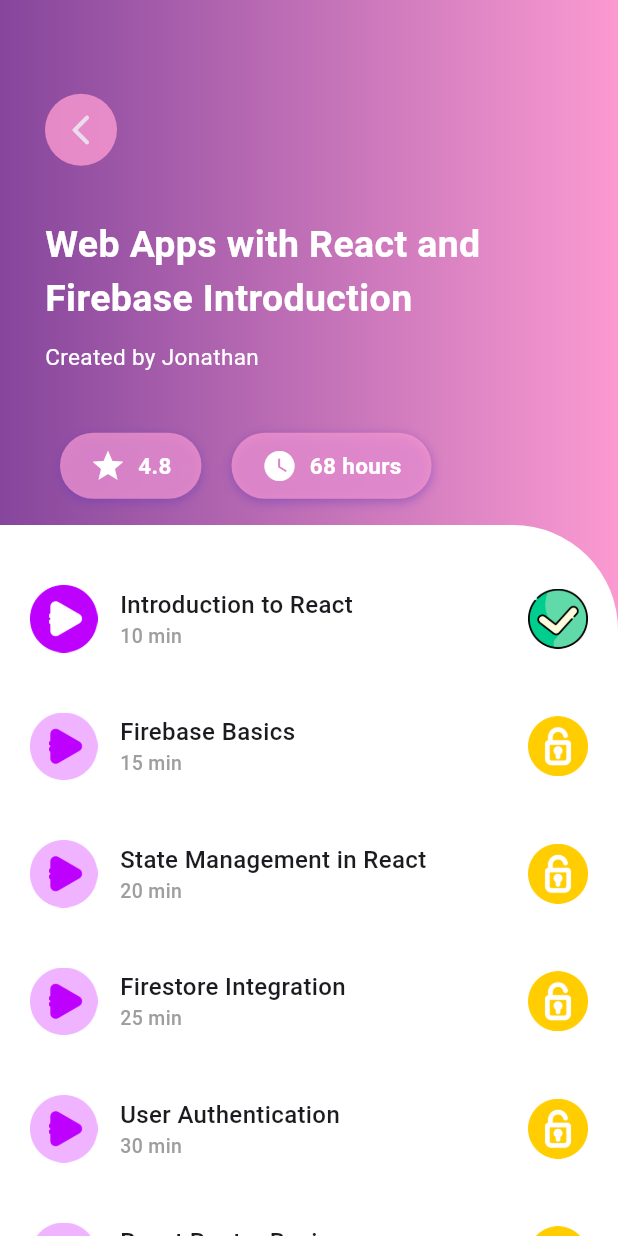
After one commit to MenouraIlyes/ya9in, a Flutter app: the CourseDetailsScreen screen opened directly, on a phone screen of 412 x 824 dp. The commit adds this screen. Run offline on Flutter 3.47's test engine with Material 3 defaults, Android fonts, the phone set to English and light mode, and no system bars; our stand-ins replace cloud_firestore, country_picker, firebase_auth, firebase_core, flutter_svg, google_nav_bar and 2 more; accounts and stored records are empty; network calls fail.

Commit message:
Course_Details_screen

```diff
--- /dev/null
+++ b/lib/models/lesson.dart
@@ -0,0 +1,108 @@
+class Lesson {
+  final String title;
+  final String videoUrl;
+  final int duration;
+  final String description;
+  bool isCompleted;
+
+  Lesson({
+    required this.title,
+    required this.videoUrl,
+    required this.duration,
+    required this.description,
+    this.isCompleted = false,
+  });
+
+  factory Lesson.fromMap(Map<String, dynamic> map) {
+    return Lesson(
+      title: map['title'],
+      videoUrl: map['videoUrl'],
+      duration: map['duration'],
+      description: map['description'],
+      isCompleted: map['isCompleted'] ?? false,
+    );
+  }
+
+  Map<String, dynamic> toMap() {
+    return {
+      'title': title,
+      'videoUrl': videoUrl,
+      'duration': duration,
+      'description': description,
+      'isCompleted': isCompleted,
+    };
+  }
+}
+
+List<Lesson> lessonList = [
+  Lesson(
+    title: 'Introduction to React',
+    videoUrl: 'https://example.com/video1.mp4',
+    duration: 10,
+    description: 'An introductory lesson on React.',
+    isCompleted: true,
+  ),
+  Lesson(
+    title: 'Firebase Basics',
+    videoUrl: 'https://example.com/video2.mp4',
+    duration: 15,
+    description: 'A basic introduction to Firebase.',
+    isCompleted: false,
+  ),
+  Lesson(
+    title: 'State Management in React',
+    videoUrl: 'https://example.com/video3.mp4',
+    duration: 20,
+    description: 'Understanding state management in React.',
+    isCompleted: false,
+  ),
+  Lesson(
+    title: 'Firestore Integration',
+    videoUrl: 'https://example.com/video4.mp4',
+    duration: 25,
+    description: 'Integrating Firestore with React.',
+    isCompleted: false,
+  ),
+  Lesson(
+    title: 'User Authentication',
+    videoUrl: 'https://example.com/video5.mp4',
+    duration: 30,
+    description: 'Implementing user authentication with Firebase.',
+    isCompleted: false,
+  ),
+  Lesson(
+    title: 'React Router Basics',
+    videoUrl: 'https://example.com/video6.mp4',
+    duration: 18,
+    description: 'Navigating between pages using React Router.',
+    isCompleted: false,
+  ),
+  Lesson(
+    title: 'Building Reusable Components',
+    videoUrl: 'https://example.com/video7.mp4',
+    duration: 22,
+    description: 'Creating reusable components in React.',
+    isCompleted: false,
+  ),
+  Lesson(
+    title: 'Advanced Firebase Functions',
+    videoUrl: 'https://example.com/video8.mp4',
+    duration: 35,
+    description: 'Exploring advanced functions in Firebase.',
+    isCompleted: false,
+  ),
+  Lesson(
+    title: 'Performance Optimization',
+    videoUrl: 'https://example.com/video9.mp4',
+    duration: 28,
+    description: 'Optimizing performance in React applications.',
+    isCompleted: false,
+  ),
+  Lesson(
+    title: 'Deployment and Hosting',
+    videoUrl: 'https://example.com/video10.mp4',
+    duration: 40,
+    description: 'Deploying and hosting React applications.',
+    isCompleted: false,
+  ),
+];
--- a/lib/screens/account_screen.dart
+++ b/lib/screens/account_screen.dart
@@ -74,7 +74,7 @@
             SizedBox(height: 30),
             CustomHeading(
               title: 'Account',
-              subTitle: '${user!.role}',
+              subTitle: '${user?.role}',
               color: Colors.black,
             ),
 
--- /dev/null
+++ b/lib/screens/course_details_screen.dart
@@ -0,0 +1,132 @@
+import 'package:flutter/material.dart';
+import 'package:ya9in/models/course.dart';
+import 'package:ya9in/models/lesson.dart';
+import 'package:ya9in/shared/colors.dart';
+import 'package:ya9in/widgets/custom_categories_button.dart';
+import 'package:ya9in/widgets/custom_heading.dart';
+import 'package:ya9in/widgets/custom_lesson_card.dart';
+
+class CourseDetailsScreen extends StatefulWidget {
+  const CourseDetailsScreen({super.key});
+
+  @override
+  State<CourseDetailsScreen> createState() => _CourseDetailsScreenState();
+}
+
+class _CourseDetailsScreenState extends State<CourseDetailsScreen> {
+  Widget getBody() {
+    return Container(
+      // background color
+      decoration: BoxDecoration(
+        gradient: LinearGradient(
+          colors: [
+            appPrimary,
+            appTeriatery,
+          ],
+        ),
+      ),
+      child: Column(
+        children: [
+          // Top section
+          Container(
+            padding: EdgeInsets.only(top: 50, left: 30, right: 30),
+            width: MediaQuery.of(context).size.width,
+            height: 350,
+            child: Column(
+              crossAxisAlignment: CrossAxisAlignment.start,
+              mainAxisAlignment: MainAxisAlignment.spaceEvenly,
+              children: [
+                // back button
+                Opacity(
+                  opacity: 0.8,
+                  child: Container(
+                    decoration: BoxDecoration(
+                      color: appTeriatery,
+                      shape: BoxShape.circle,
+                    ),
+                    child: IconButton(
+                      icon: Icon(
+                        Icons.arrow_back_ios_new_rounded,
+                        color: appWhite,
+                      ),
+                      onPressed: () {
+                        Navigator.pop(context);
+                      },
+                    ),
+                  ),
+                ),
+                SizedBox(height: 10),
+                // title of the course
+                CustomHeading(
+                  title: 'Web Apps with React and Firebase Introduction',
+                  subTitle: 'Created by Jonathan',
+                  color: appWhite,
+                ),
+
+                SizedBox(height: 10),
+                Row(
+                  children: [
+                    // rating
+                    Padding(
+                      padding: const EdgeInsets.only(
+                          left: 10, right: 10, top: 5, bottom: 5),
+                      child: CustomCategoriesButton(
+                        title: '4.8',
+                        icon: Icons.star,
+                      ),
+                    ),
+
+                    // number of hours
+                    Padding(
+                      padding: const EdgeInsets.only(
+                          left: 10, right: 10, top: 5, bottom: 5),
+                      child: CustomCategoriesButton(
+                        title: '68 hours',
+                        icon: Icons.watch_later,
+                      ),
+                    ),
+                  ],
+                )
+              ],
+            ),
+          ),
+
+          // white card
+          Expanded(
+            child: ClipRRect(
+              borderRadius: BorderRadius.only(
+                topRight: Radius.circular(70),
+              ),
+              child: Container(
+                decoration: BoxDecoration(
+                  color: appWhite,
+                ),
+                child: ListView.separated(
+                  shrinkWrap: true,
+                  padding:
+                      EdgeInsets.only(top: 40, bottom: 40, right: 20, left: 20),
+                  itemBuilder: (context, index) {
+                    return CustomLessonCard(
+                      lesson: lessonList[index],
+                    );
+                  },
+                  separatorBuilder: (context, index) {
+                    return SizedBox(height: 40);
+                  },
+                  itemCount: lessonList.length,
+                ),
+              ),
+            ),
+          )
+        ],
+      ),
+    );
+  }
+
+  @override
+  Widget build(BuildContext context) {
+    return Scaffold(
+      body: getBody(),
+    );
+  }
+}
--- a/lib/screens/home_screen.dart
+++ b/lib/screens/home_screen.dart
@@ -68,7 +68,7 @@
                                 Provider.of<UserProvider>(context);
                             final user = userProvider.user;
                             if (user == null) {
-                              return Text('No user data found');
+                              return CircularProgressIndicator();
                             } else {
                               return Row(
                                 mainAxisAlignment:
--- a/lib/widgets/custom_categories_button.dart
+++ b/lib/widgets/custom_categories_button.dart
@@ -5,9 +5,11 @@
   const CustomCategoriesButton({
     Key? key,
     required this.title,
+    this.icon,
   }) : super(key: key);
 
   final String title;
+  final IconData? icon;
 
   @override
   Widget build(BuildContext context) {
@@ -33,7 +35,16 @@
               )
             ],
           ),
-          child: Text(
+          child: Row(mainAxisSize: MainAxisSize.min, children: [
+            // icon
+            if (icon != null) // Check if the icon is provided
+              Icon(
+                icon,
+                color: appWhite,
+              ),
+            if (icon != null) const SizedBox(width: 8.0),
+            //title
+            Text(
               title,
               style: TextStyle(
                 color: appWhite,
@@ -41,6 +52,7 @@
                 fontWeight: FontWeight.w700,
               ),
             ),
+          ]),
         ),
       ],
     );
--- /dev/null
+++ b/lib/widgets/custom_lesson_card.dart
@@ -0,0 +1,65 @@
+import 'package:flutter/material.dart';
+import 'package:ya9in/models/lesson.dart';
+
+class CustomLessonCard extends StatelessWidget {
+  final Lesson lesson;
+  const CustomLessonCard({
+    super.key,
+    required this.lesson,
+  });
+
+  @override
+  Widget build(BuildContext context) {
+    return Row(
+      children: [
+        // lesson play button
+        lesson.isCompleted
+            ? Image.asset(
+                'assets/play.png',
+                height: 45,
+              )
+            : Image.asset(
+                'assets/not_play.png',
+                height: 45,
+              ),
+
+        SizedBox(width: 15),
+
+        // lesson title and duration
+        Expanded(
+          child: Column(
+            crossAxisAlignment: CrossAxisAlignment.start,
+            children: [
+              Text(
+                lesson.title,
+                style: TextStyle(
+                  fontSize: 16,
+                  fontWeight: FontWeight.w500,
+                ),
+              ),
+              Text(
+                '${lesson.duration.toString()} min',
+                style: TextStyle(
+                  fontSize: 13,
+                  fontWeight: FontWeight.w500,
+                  color: Colors.grey,
+                ),
+              ),
+            ],
+          ),
+        ),
+
+        // lesson completed ?
+        lesson.isCompleted
+            ? Image.asset(
+                'assets/check.png',
+                height: 40,
+              )
+            : Image.asset(
+                'assets/lock.png',
+                height: 40,
+              ),
+      ],
+    );
+  }
+}
```
Also changed, not shown: lib/models/course.dart (added, +56 -0 lines), lib/root_app.dart (+23 -15 lines), lib/screens/courses_screen.dart (renamed from lib/screens/course_screen.dart, +11 -1 lines), lib/screens/prof_course_screen.dart (added, +30 -0 lines), assets/check.png (added), assets/lock.png (added), assets/not_play.png (added), assets/play.png (added). Lines whose indentation alone changed are shown as unchanged.
